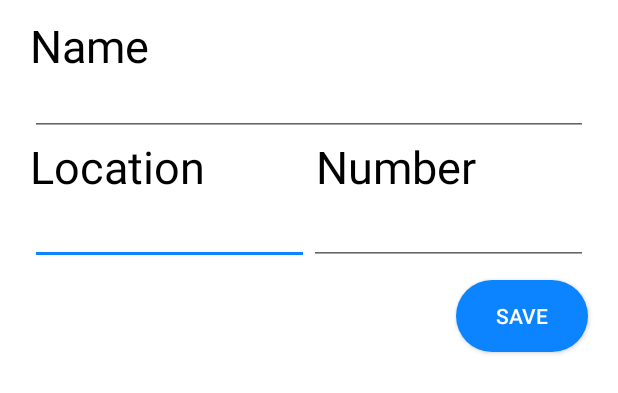
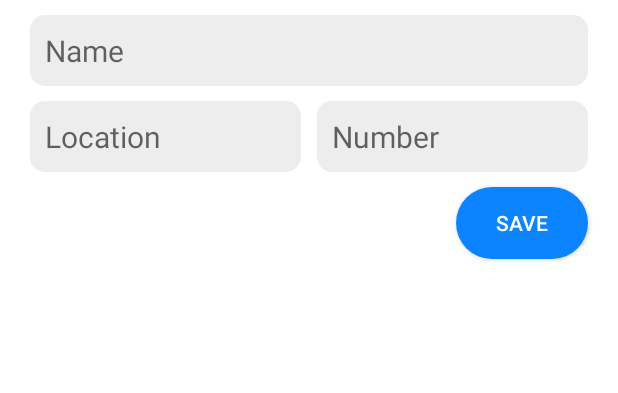
Before and after one commit to fedjaz/WakeUpAlarm, an Android app: the layout qr_sheet.xml on its own in the app's theme, with its tools: preview values and no code run, on a phone screen of 412 x 824 dp. Shown: the top 393 px of the screen. Run offline under Robolectric (Android 15) with nearby library versions, the phone set to English and light mode, and no system bars.

Commit message:
upd: new edit text appearance

```diff
--- /dev/null
+++ b/app/src/main/res/drawable/cursor_drawable.xml
@@ -0,0 +1,6 @@
+<?xml version="1.0" encoding="utf-8"?>
+<shape xmlns:android="http://schemas.android.com/apk/res/android" >
+    <size android:width="2dp" />
+    <solid android:color="@color/blue_app"  />
+    <corners android:radius="20dp" />
+</shape>
--- /dev/null
+++ b/app/src/main/res/drawable/text_edit_background.xml
@@ -0,0 +1,16 @@
+<?xml version="1.0" encoding="utf-8"?>
+<shape xmlns:android="http://schemas.android.com/apk/res/android"
+    android:shape="rectangle"
+    >
+    <solid android:color="@color/light_gray" />
+    <corners android:bottomRightRadius="10dp"
+        android:bottomLeftRadius="10dp"
+        android:topRightRadius="10dp"
+        android:topLeftRadius="10dp"/>
+    <padding android:bottom="10dp"
+        android:left="10dp"
+        android:right="5dp"
+        android:top="10dp">
+
+    </padding>
+</shape>
--- a/app/src/main/res/layout/qr_sheet.xml
+++ b/app/src/main/res/layout/qr_sheet.xml
@@ -8,6 +8,7 @@
         android:id="@+id/tableRow"
         android:layout_width="match_parent"
         android:layout_height="match_parent"
+        android:visibility="gone"
         app:layout_constraintTop_toBottomOf="@+id/qrNameEditText">
 
         <TextView
@@ -18,7 +19,7 @@
             android:layout_weight="1"
             android:text="Location"
             android:textColor="@color/black"
-            android:textSize="30dp" />
+            android:textSize="25sp" />
 
         <TextView
             android:id="@+id/textView2"
@@ -28,7 +29,7 @@
             android:layout_weight="1"
             android:text="Number"
             android:textColor="@color/black"
-            android:textSize="30dp" />
+            android:textSize="25sp" />
 
     </TableRow>
 
@@ -36,6 +37,7 @@
         android:id="@+id/tableRow3"
         android:layout_width="match_parent"
         android:layout_height="match_parent"
+        android:layout_marginTop="10dp"
         app:layout_constraintTop_toBottomOf="@+id/tableRow">
 
         <EditText
@@ -43,18 +45,28 @@
             android:layout_width="wrap_content"
             android:layout_height="wrap_content"
             android:layout_marginStart="20dp"
+            android:layout_marginEnd="5dp"
             android:layout_weight="1"
+            android:background="@drawable/text_edit_background"
             android:ems="10"
-            android:inputType="text" />
+            android:hint="Location"
+            android:inputType="textCapSentences"
+            android:textCursorDrawable="@drawable/cursor_drawable"
+            android:textSize="20sp" />
 
         <EditText
             android:id="@+id/qrNumberEditText"
             android:layout_width="wrap_content"
             android:layout_height="wrap_content"
+            android:layout_marginStart="5dp"
             android:layout_marginEnd="20dp"
             android:layout_weight="1"
+            android:background="@drawable/text_edit_background"
             android:ems="10"
-            android:inputType="number" />
+            android:hint="Number"
+            android:inputType="number"
+            android:textCursorDrawable="@drawable/cursor_drawable"
+            android:textSize="20sp" />
 
     </TableRow>
 
@@ -67,18 +79,24 @@
         android:layout_marginTop="10dp"
         android:text="Name"
         android:textColor="@color/black"
-        android:textSize="30dp"
+        android:textSize="25sp"
+        android:visibility="gone"
         app:layout_constraintStart_toStartOf="parent"
         app:layout_constraintTop_toTopOf="parent" />
 
     <EditText
         android:id="@+id/qrNameEditText"
         android:layout_width="match_parent"
-        android:layout_height="40dp"
+        android:layout_height="wrap_content"
+        android:layout_marginVertical="10dp"
         android:layout_marginStart="20dp"
         android:layout_marginEnd="20dp"
+        android:background="@drawable/text_edit_background"
         android:ems="10"
-        android:inputType="text"
+        android:hint="Name"
+        android:inputType="textCapSentences"
+        android:textCursorDrawable="@drawable/cursor_drawable"
+        android:textSize="20sp"
         app:layout_constraintEnd_toEndOf="parent"
         app:layout_constraintStart_toStartOf="parent"
         app:layout_constraintTop_toBottomOf="@+id/textView" />
--- a/app/src/main/res/values/colors.xml
+++ b/app/src/main/res/values/colors.xml
@@ -7,6 +7,7 @@
     <color name="teal_700">#FF018786</color>
     <color name="black">#FF000000</color>
     <color name="white">#FFFFFFFF</color>
+    <color name="light_gray">#FFEDEDED</color>
     <color name="red">#FFFF0000</color>
     <color name="blue_app">#FF0C84FF</color>
 </resources>
```
